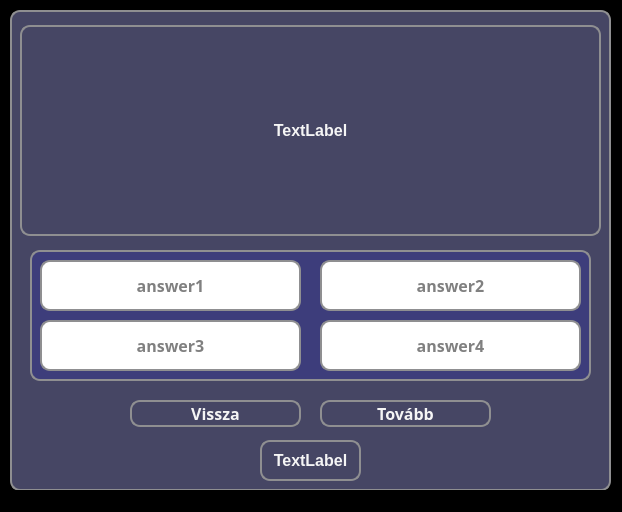
This is src/main/resources/ui/green/greenQuizScreen.ui in pkristof1999/Szakdolgozat as Qt 5 draws it before an edit. The edited form follows.
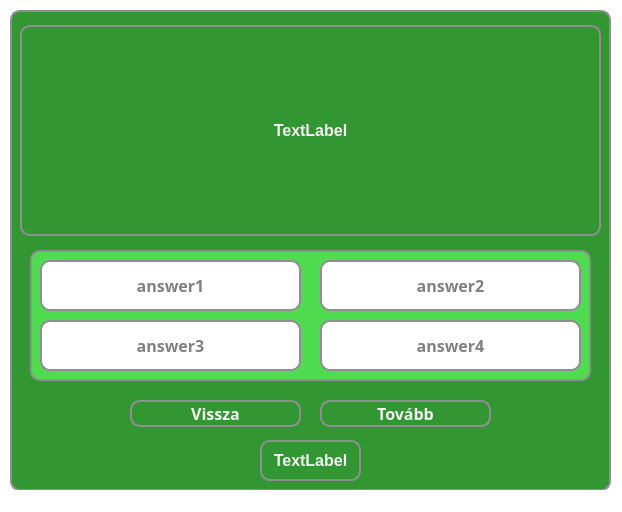
This is the edited form.

```diff
--- a/src/main/resources/ui/green/greenQuizScreen.ui
+++ b/src/main/resources/ui/green/greenQuizScreen.ui
@@ -15,7 +15,7 @@
   </property>
   <property name="styleSheet">
    <string notr="true">* {
-	background-color: black;
+	background-color: white;
 }</string>
   </property>
   <widget class="QWidget" name="centralwidget">
@@ -30,7 +30,7 @@
     </property>
     <property name="styleSheet">
      <string notr="true">* {
-	background-color: rgb(70, 70, 100);
+	background-color: rgb(50, 150, 50);
     border: 2px solid #8f8f91;
     border-radius: 10px;
     color: white;
@@ -49,7 +49,7 @@
      </property>
      <property name="styleSheet">
       <string notr="true">* {
-	background-color: #3d3d7b;
+	background-color: rgb(80, 220, 80);
 	border: 2px solid #8f8f91;
 	border-radius: 10px;
 	color: white;
@@ -212,7 +212,7 @@
      </property>
      <property name="styleSheet">
       <string notr="true">* {
-	background-color: rgb(70, 70, 100);
+	background-color:  rgb(50, 150, 50);
 	color: whitesmoke;
 }
 
@@ -243,7 +243,7 @@
      </property>
      <property name="styleSheet">
       <string notr="true">* {
-	background-color: rgb(70, 70, 100);
+	background-color:  rgb(50, 150, 50);
 	color: whitesmoke;
 }
 
```
Left out of the diff: 12 changed lines with no effect on the pictures.
